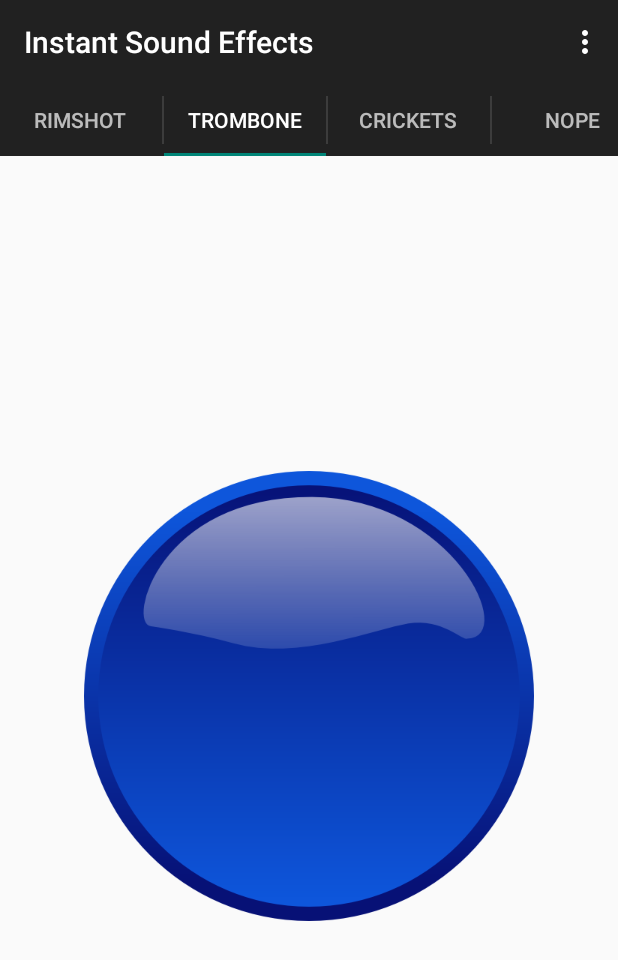
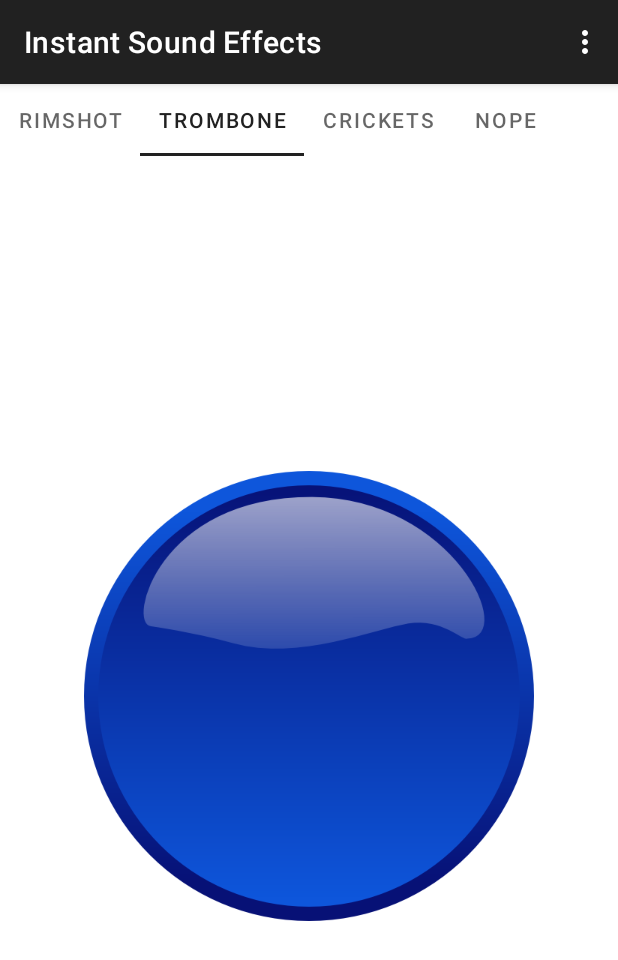
Before and after one commit to andrewshadura/soundbored, an Android app: the screen it shows after launch (MainActivity), tab 2 chosen, on a phone screen of 412 x 824 dp. Shown: the top 960 px of the screen. Run offline under Robolectric (Android 15) with nearby library versions, the phone set to English and light mode, and no system bars.

Commit message:
Port to Material

```diff
--- a/app/build.gradle
+++ b/app/build.gradle
@@ -25,6 +25,7 @@ android {
 dependencies {
     implementation 'androidx.appcompat:appcompat:1.1.0'
     implementation "org.jetbrains.kotlin:kotlin-stdlib-jdk7:$kotlin_version"
+    implementation 'com.google.android.material:material:1.0.0'
 }
 repositories {
     mavenCentral()
--- a/app/src/main/java/com/bri1/soundbored/MainActivity.kt
+++ b/app/src/main/java/com/bri1/soundbored/MainActivity.kt
@@ -12,8 +12,9 @@ import androidx.viewpager.widget.ViewPager
 import android.view.*
 import android.widget.ImageButton
 import androidx.appcompat.app.AppCompatActivity
+import com.google.android.material.tabs.TabLayout
 
-class MainActivity : AppCompatActivity(), ActionBar.TabListener {
+class MainActivity : AppCompatActivity(), TabLayout.OnTabSelectedListener {
 
     lateinit var sectionsPagerAdapter: SectionsPagerAdapter
     lateinit var viewPager: ViewPager
@@ -22,27 +23,11 @@ class MainActivity : AppCompatActivity(), ActionBar.TabListener {
         super.onCreate(savedInstanceState)
         setContentView(R.layout.activity_main)
 
-        supportActionBar?.navigationMode = ActionBar.NAVIGATION_MODE_TABS
-
         sectionsPagerAdapter = SectionsPagerAdapter(
                 supportFragmentManager)
 
         viewPager = findViewById<View>(R.id.pager) as ViewPager
         viewPager.adapter = sectionsPagerAdapter
-
-        viewPager
-                .setOnPageChangeListener(object : ViewPager.SimpleOnPageChangeListener() {
-                    override fun onPageSelected(position: Int) {
-                        supportActionBar?.setSelectedNavigationItem(position)
-                    }
-                })
-
-        for (i in 0 until sectionsPagerAdapter.count) {
-            supportActionBar?.addTab(supportActionBar?.newTab()?.apply {
-                text = sectionsPagerAdapter.getPageTitle(i)
-                setTabListener(this@MainActivity)
-            })
-        }
     }
 
     override fun onCreateOptionsMenu(menu: Menu): Boolean {
@@ -55,17 +40,14 @@ class MainActivity : AppCompatActivity(), ActionBar.TabListener {
         return true
     }
 
-    override fun onTabSelected(tab: ActionBar.Tab,
-                               fragmentTransaction: FragmentTransaction) {
+    override fun onTabSelected(tab: TabLayout.Tab) {
         viewPager.currentItem = tab.position
     }
 
-    override fun onTabUnselected(tab: ActionBar.Tab,
-                                 fragmentTransaction: FragmentTransaction) {
+    override fun onTabUnselected(tab: TabLayout.Tab) {
     }
 
-    override fun onTabReselected(tab: ActionBar.Tab,
-                                 fragmentTransaction: FragmentTransaction) {
+    override fun onTabReselected(tab: TabLayout.Tab) {
     }
 
     inner class SectionsPagerAdapter(fm: FragmentManager) : FragmentPagerAdapter(fm) {
@@ -115,7 +97,13 @@ class MainActivity : AppCompatActivity(), ActionBar.TabListener {
                         3 -> MediaPlayer.create(activity, R.raw.crickets)
                         4 -> MediaPlayer.create(activity, R.raw.nope)
                         else -> MediaPlayer.create(activity, R.raw.nope)
-                    }.start()
+                    }.apply {
+                        setOnCompletionListener {
+                            reset()
+                            release()
+                        }
+                        start()
+                    }
                 }
             }
 
--- a/app/src/main/res/layout/activity_main.xml
+++ b/app/src/main/res/layout/activity_main.xml
@@ -1,6 +1,37 @@
-<androidx.viewpager.widget.ViewPager xmlns:android="http://schemas.android.com/apk/res/android"
+<androidx.viewpager.widget.ViewPager
+    xmlns:android="http://schemas.android.com/apk/res/android"
+    xmlns:app="http://schemas.android.com/apk/res-auto"
     xmlns:tools="http://schemas.android.com/tools"
     android:id="@+id/pager"
     android:layout_width="match_parent"
     android:layout_height="match_parent"
-    tools:context=".MainActivity" />
+    tools:context=".MainActivity" >
+
+    <com.google.android.material.tabs.TabLayout
+        android:id="@+id/tabs"
+        android:layout_width="match_parent"
+        android:layout_height="wrap_content"
+        app:tabMode="scrollable">
+
+        <com.google.android.material.tabs.TabItem
+            android:layout_width="wrap_content"
+            android:layout_height="wrap_content"
+            android:text="@string/title_section1" />
+
+        <com.google.android.material.tabs.TabItem
+            android:layout_width="wrap_content"
+            android:layout_height="wrap_content"
+            android:text="@string/title_section2" />
+
+        <com.google.android.material.tabs.TabItem
+            android:layout_width="wrap_content"
+            android:layout_height="wrap_content"
+            android:text="@string/title_section3" />
+
+        <com.google.android.material.tabs.TabItem
+            android:layout_width="wrap_content"
+            android:layout_height="wrap_content"
+            android:text="@string/title_section4" />
+    </com.google.android.material.tabs.TabLayout>
+
+</androidx.viewpager.widget.ViewPager>
--- a/app/src/main/res/values/styles.xml
+++ b/app/src/main/res/values/styles.xml
@@ -1,7 +1,7 @@
 <resources>
 
     <!-- Application theme. -->
-    <style name="AppTheme" parent="Theme.AppCompat.Light.DarkActionBar">
+    <style name="AppTheme" parent="Theme.MaterialComponents.Light.DarkActionBar">
         <!-- All customizations that are NOT specific to a particular API-level can go here. -->
     </style>
 
```
